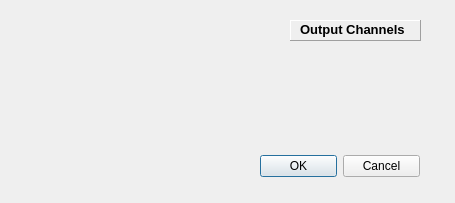
Before: the Qt Designer form src/gui/OutputChannelDlg.ui in CompEphys-team/stdpc, drawn with Qt 5.
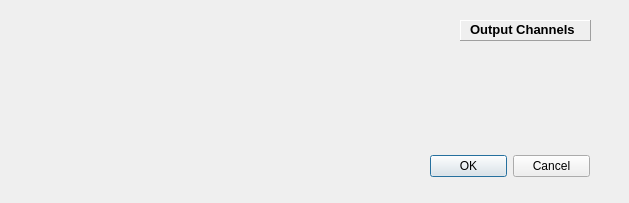
After: the same form once the commit is applied.

Commit message:
added functionality of a bias current in each output channel. Set in the output channel dialog but also accessible to scripting.
M    trunk/StdpC_last.log
M    trunk/src/include/Channels.h
M    trunk/src/include/outputChannelDlg.h
M    trunk/src/include/ObjectDataTypes.h
M    trunk/src/include/AP.cc
M    trunk/src/gui/OutputChannelDlg.ui
M    trunk/src/gui/outputChannelDlg.cpp
M    trunk/src/core/DCThread.cpp
M    trunk/src/core/Channels.cpp
M    trunk/StdpC.layout
M    trunk/StdpC.exe
M    trunk/StdpC.conf
M    trunk/StdpC.pro
M    trunk/Makefile

```diff
--- a/src/gui/OutputChannelDlg.ui
+++ b/src/gui/OutputChannelDlg.ui
@@ -1,21 +1,21 @@
 <ui version="4.0" >
  <class>OutputChannelDlg</class>
- <widget class="QDialog" name="OutputChannelDlg" >
-  <property name="geometry" >
+ <widget class="QDialog" name="OutputChannelDlg">
+  <property name="geometry">
    <rect>
     <x>0</x>
     <y>0</y>
-    <width>455</width>
+    <width>629</width>
     <height>203</height>
    </rect>
   </property>
   <property name="windowTitle" >
    <string>Output Channels</string>
   </property>
-  <widget class="QDialogButtonBox" name="buttonBox" >
-   <property name="geometry" >
+  <widget class="QDialogButtonBox" name="buttonBox">
+   <property name="geometry">
     <rect>
-     <x>260</x>
+     <x>430</x>
      <y>150</y>
      <width>160</width>
      <height>32</height>
@@ -24,14 +24,14 @@
    <property name="orientation" >
     <enum>Qt::Horizontal</enum>
    </property>
-   <property name="standardButtons" >
-    <set>QDialogButtonBox::Cancel|QDialogButtonBox::NoButton|QDialogButtonBox::Ok</set>
+   <property name="standardButtons">
+    <set>QDialogButtonBox::Cancel|QDialogButtonBox::Ok</set>
    </property>
   </widget>
-  <widget class="QFrame" name="frame" >
-   <property name="geometry" >
+  <widget class="QFrame" name="frame">
+   <property name="geometry">
     <rect>
-     <x>290</x>
+     <x>460</x>
      <y>20</y>
      <width>131</width>
      <height>21</height>
```
Left out of the diff: 29 changed lines with no effect on the pictures. The commit also changes 13 other files.
